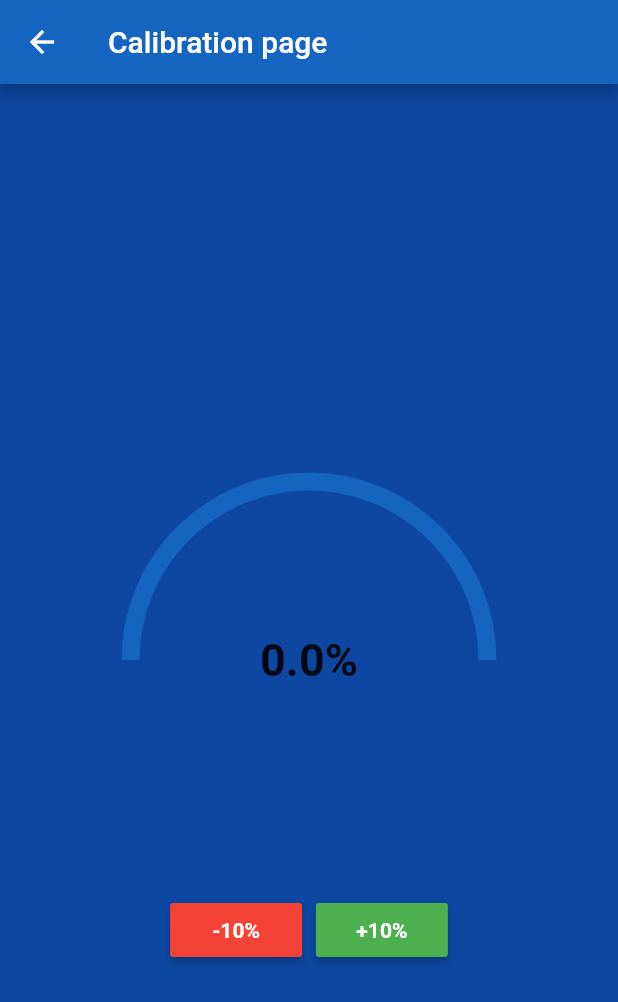
After one commit to lilag-dawg/OSS_APP, a Flutter app: the BatteryLevelScreen screen opened directly, after a tap on "+10%", after a tap on "-10%", on a phone screen of 412 x 824 dp. The commit adds this screen. Shown: the top 1002 px of the screen. Run offline on Flutter 3.47's test engine with Material 2 defaults, Android fonts, the phone set to English and light mode, and no system bars; drawn by our look-alikes of percent_indicator.

Commit message:
OSS-177: Batterie level updated

```diff
--- a/lib/screens/batterieLevel_screen.dart
+++ /dev/null
@@ -1,10 +0,0 @@
-import 'package:flutter/material.dart';
-
-class BatterieLevelScreen extends StatelessWidget {
-  @override
-  Widget build(BuildContext context) {
-    return Container(
-
-    );
-  }
-}
--- /dev/null
+++ b/lib/screens/batteryLevel_screen.dart
@@ -0,0 +1,19 @@
+import 'package:flutter/material.dart';
+
+import '../constants.dart' as Constants;
+
+import '../widgets/percentIndicator.dart';
+
+class BatteryLevelScreen extends StatelessWidget {
+  @override
+  Widget build(BuildContext context) {
+    return Scaffold(
+      backgroundColor: Color(Constants.backGroundBlue),
+      appBar: AppBar(
+        backgroundColor: Color(Constants.blueButtonColor),
+        title: Text("Calibration page")
+      ),
+      body: RoutinePage(),
+    );
+  }
+}
--- a/lib/screens/home_screen.dart
+++ b/lib/screens/home_screen.dart
@@ -7,6 +7,7 @@ import '../screens/calibration_screen.dart';
 import '../screens/statistics_screen.dart';
 import '../screens/specification_screen.dart';
 import '../screens/settings_screen.dart';
+import '../screens/batteryLevel_screen.dart';
 
 class HomeScreen extends StatelessWidget {
   @override
@@ -41,10 +42,10 @@ class HomeScreen extends StatelessWidget {
     }
 
     void _batterieLevelPressed(){
-      // Navigator.push(
-      // context,
-      // MaterialPageRoute(builder: (context) => SettingsScreen()),
-      // );
+      Navigator.push(
+      context,
+      MaterialPageRoute(builder: (context) => BatteryLevelScreen()),
+      );
     }
 
     void _profilePressed(){
@@ -71,7 +72,7 @@ class HomeScreen extends StatelessWidget {
             NavigationButton( 150, 150, "Statistics", "assets/stats.png", _statsPressed),
             NavigationButton( 150, 150, "Specifications", "assets/specifications.png", _specificationPressed),
             NavigationButton( 150, 150, "Setting", "assets/setting.png", _settingPressed),
-            NavigationButton( 150, 150, "Batterie level", "assets/batterieLevel.png", _batterieLevelPressed),
+            NavigationButton( 150, 150, "Battery level", "assets/batterieLevel.png", _batterieLevelPressed),
             NavigationButton( 150, 150, "Your profil", "assets/profil.png", _profilePressed),
           ],
         )
--- /dev/null
+++ b/lib/widgets/percentIndicator.dart
@@ -0,0 +1,96 @@
+import 'package:flutter/material.dart';
+import 'package:percent_indicator/circular_percent_indicator.dart';
+
+import '../constants.dart' as Constants;
+
+class RoutinePage extends StatefulWidget {
+  @override
+  _RoutinePageState createState() => _RoutinePageState();
+}
+
+class _RoutinePageState extends State<RoutinePage> {
+  double progress = 0;
+  currentProgressColor() {
+    if (progress >= 0.6 && progress < 0.8) {
+      return Colors.orange;
+    }
+    if(progress >= 0.8){
+      return Colors.red;
+    }
+    else{
+      return Colors.green;
+    }
+  }
+
+  @override
+  Widget build(BuildContext context) {
+    return Stack(
+      children: <Widget>[
+        Container(
+          alignment: Alignment(0, 0),
+          child: CircularPercentIndicator(
+            animationDuration: 200,
+            animateFromLastPercent: true,
+            arcType: ArcType.HALF,
+            arcBackgroundColor: Color(Constants.blueButtonColor),
+            backgroundColor: Color(Constants.backGroundBlue),
+            progressColor: currentProgressColor(),
+            percent: progress,
+            animation: true,
+            radius: 250.0,
+            lineWidth: 12.0,
+            circularStrokeCap: CircularStrokeCap.butt,
+          ),
+        ),
+        Container(
+          alignment: Alignment(0, 0),
+          child: Text(
+            "${this.progress * 100}%",
+            style: TextStyle(
+              fontSize: 30,
+              fontWeight: FontWeight.bold,
+            ),
+          ),
+        ),
+        Container(
+          alignment: Alignment(0.3, 0.5),
+          child: RaisedButton(
+              color: Colors.green,
+              onPressed: () {
+                final updated = ((this.progress + 0.1).clamp(0.0, 1.0) * 100);
+                setState(() {
+                  this.progress = updated.round() / 100;
+                });
+                print(progress);
+              },
+              child: Text(
+                '+10%',
+                style: TextStyle(
+                  fontWeight: FontWeight.bold,
+                  color: Colors.white,
+                ),
+              )),
+        ),
+        Container(
+          alignment: Alignment(-0.3, 0.5),
+          child: RaisedButton(
+              color: Colors.red,
+              onPressed: () {
+                final updated = ((this.progress - 0.1).clamp(0.0, 1.0) * 100);
+                setState(() {
+                  this.progress = updated.round() / 100;
+                });
+                print(progress);
+              },
+              child: Text(
+                '-10%',
+                style: TextStyle(
+                  fontWeight: FontWeight.bold,
+                  color: Colors.white,
+                ),
+              )),
+        ),
+      ],
+    );
+  }
+}
--- a/pubspec.yaml
+++ b/pubspec.yaml
@@ -19,6 +19,7 @@ environment:
 dependencies:
   flutter:
     sdk: flutter
+  percent_indicator: ^2.1.1+1
 
   # The following adds the Cupertino Icons font to your application.
   # Use with the CupertinoIcons class for iOS style icons.
```
Also changed, not shown: pubspec.lock.
